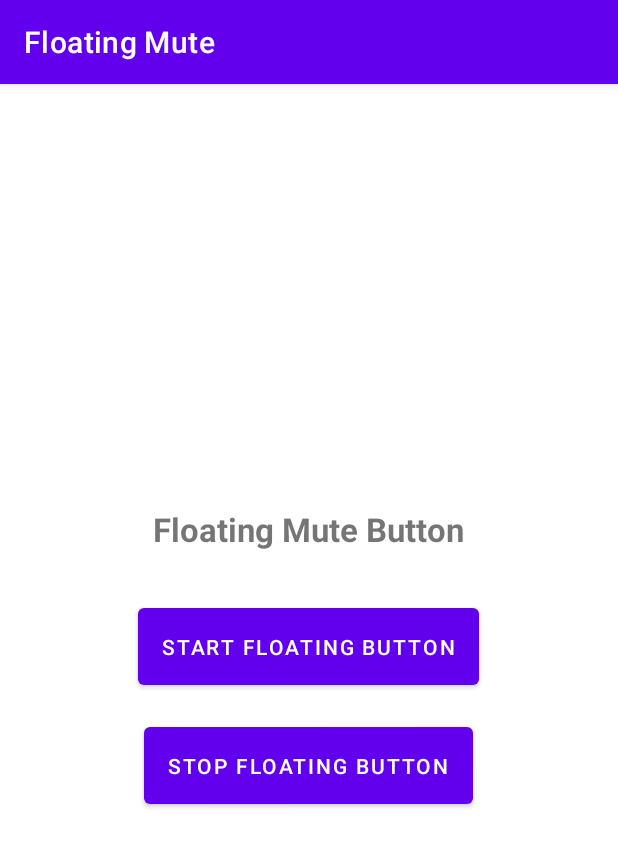
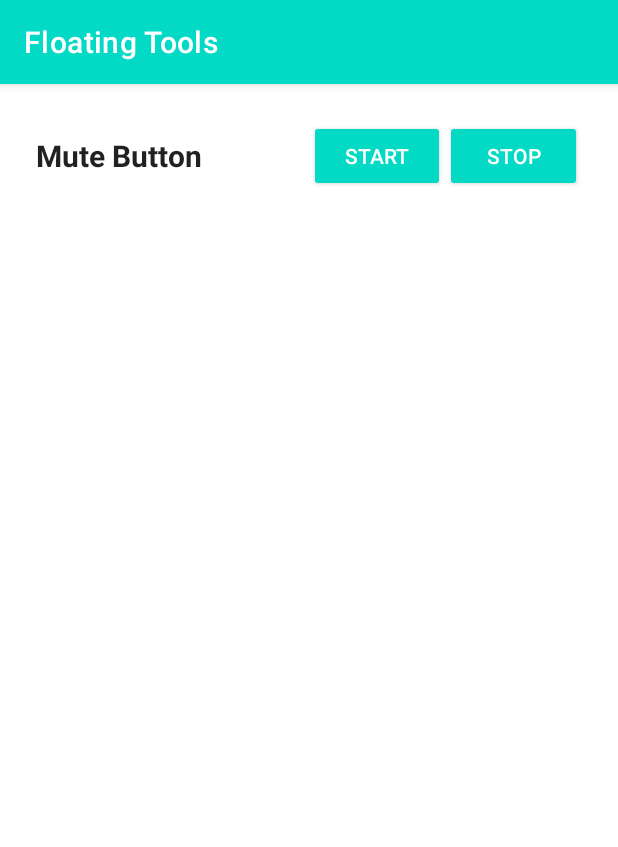
Before and after one commit to mangesh-sakordekar/Floating-Mute, an Android app: the screen it shows after launch (MainActivity), on a phone screen of 412 x 824 dp. Shown: the top 847 px of the screen. Run offline under Robolectric (Android 15) with nearby library versions, the phone set to English and light mode, and no system bars.

Commit message:
Main Activity layout updated

```diff
--- a/app/src/main/java/com/example/floatingmute/FloatingButtonService.kt
+++ b/app/src/main/java/com/example/floatingmute/FloatingButtonService.kt
@@ -41,14 +41,14 @@ class FloatingButtonService : Service() {
         )
 
         params.gravity = Gravity.TOP or Gravity.START
-        params.x = dpToPx(5)
+        params.x = dpToPx(0)
         params.y = dpToPx(200)
 
         windowManager = getSystemService(WINDOW_SERVICE) as WindowManager
         windowManager.addView(floatingView, params)
 
         val button = floatingView!!.findViewById<ImageButton>(R.id.muteButton)
-        button.alpha = 0.3f
+        button.alpha = 0.2f
         enableDragAndSnap(button, params)
 
         startForegroundService()
@@ -80,7 +80,7 @@ class FloatingButtonService : Service() {
     // -----------------------------
     @Suppress("ClickableViewAccessibility")
     private fun enableDragAndSnap(button: View, params: WindowManager.LayoutParams) {
-        val edgeMargin = dpToPx(5)
+        val edgeMargin = dpToPx(0)
         val clickThreshold = dpToPx(10)
 
         var startX = 0
--- a/app/src/main/res/layout/activity_main.xml
+++ b/app/src/main/res/layout/activity_main.xml
@@ -2,32 +2,48 @@
 <LinearLayout xmlns:android="http://schemas.android.com/apk/res/android"
     android:layout_width="match_parent"
     android:layout_height="match_parent"
-    android:gravity="center"
     android:orientation="vertical"
-    android:padding="24dp">
+    android:padding="24dp"
+    android:gravity="top"
+    android:background="?android:attr/colorBackground">
 
+    <!-- Row: App Title + Start + Stop -->
+    <LinearLayout
+        android:layout_width="match_parent"
+        android:layout_height="wrap_content"
+        android:orientation="horizontal"
+        android:gravity="center_vertical"
+        android:weightSum="3">
+
+        <!-- App Title -->
         <TextView
-        android:id="@+id/titleText"
-        android:layout_width="wrap_content"
+            android:id="@+id/appTitle"
+            android:layout_width="0dp"
             android:layout_height="wrap_content"
-        android:text="Floating Mute Button"
-        android:textSize="22sp"
+            android:layout_weight="1.5"
+            android:text="Mute Button"
+            android:textSize="20sp"
             android:textStyle="bold"
-        android:layout_marginBottom="32dp" />
+            android:textColor="?android:attr/textColorPrimary"
+            android:gravity="start" />
 
+        <!-- Start Button -->
         <Button
             android:id="@+id/startButton"
-        android:layout_width="wrap_content"
+            android:layout_width="0dp"
             android:layout_height="wrap_content"
-        android:text="Start Floating Button"
-        android:padding="16dp"
-        android:layout_marginBottom="16dp" />
+            android:layout_weight="0.75"
+            android:text="Start"
+            style="?android:attr/buttonStyleSmall" />
 
+        <!-- Stop Button -->
         <Button
             android:id="@+id/stopButton"
-        android:layout_width="wrap_content"
+            android:layout_width="0dp"
             android:layout_height="wrap_content"
-        android:padding="16dp"
-        android:text="Stop Floating Button" />
+            android:layout_weight="0.75"
+            android:text="Stop"
+            style="?android:attr/buttonStyleSmall" />
+    </LinearLayout>
 
 </LinearLayout>
--- a/app/src/main/res/values-night/themes.xml
+++ b/app/src/main/res/values-night/themes.xml
@@ -2,7 +2,7 @@
     <!-- Base application theme. -->
     <style name="Theme.FloatingMute" parent="Theme.MaterialComponents.DayNight.DarkActionBar">
         <!-- Primary brand color. -->
-        <item name="colorPrimary">@color/purple_200</item>
+        <item name="colorPrimary">@color/teal_200</item>
         <item name="colorPrimaryVariant">@color/purple_700</item>
         <item name="colorOnPrimary">@color/black</item>
         <!-- Secondary brand color. -->
@@ -10,7 +10,7 @@
         <item name="colorSecondaryVariant">@color/teal_200</item>
         <item name="colorOnSecondary">@color/black</item>
         <!-- Status bar color. -->
-        <item name="android:statusBarColor">?attr/colorPrimaryVariant</item>
+        <item name="android:statusBarColor">@color/black</item>
         <!-- Customize your theme here. -->
     </style>
 </resources>
--- a/app/src/main/res/values/strings.xml
+++ b/app/src/main/res/values/strings.xml
@@ -1,3 +1,3 @@
 <resources>
-    <string name="app_name">Floating Mute</string>
+    <string name="app_name">Floating Tools</string>
 </resources>
--- a/app/src/main/res/values/themes.xml
+++ b/app/src/main/res/values/themes.xml
@@ -2,7 +2,7 @@
     <!-- Base application theme. -->
     <style name="Theme.FloatingMute" parent="Theme.MaterialComponents.DayNight.DarkActionBar">
         <!-- Primary brand color. -->
-        <item name="colorPrimary">@color/purple_500</item>
+        <item name="colorPrimary">@color/teal_200</item>
         <item name="colorPrimaryVariant">@color/purple_700</item>
         <item name="colorOnPrimary">@color/white</item>
         <!-- Secondary brand color. -->
@@ -10,7 +10,7 @@
         <item name="colorSecondaryVariant">@color/teal_700</item>
         <item name="colorOnSecondary">@color/black</item>
         <!-- Status bar color. -->
-        <item name="android:statusBarColor">?attr/colorPrimaryVariant</item>
+        <item name="android:statusBarColor">@color/teal_700</item>
         <!-- Customize your theme here. -->
     </style>
 </resources>
```
Lines whose indentation alone changed are shown as unchanged.
